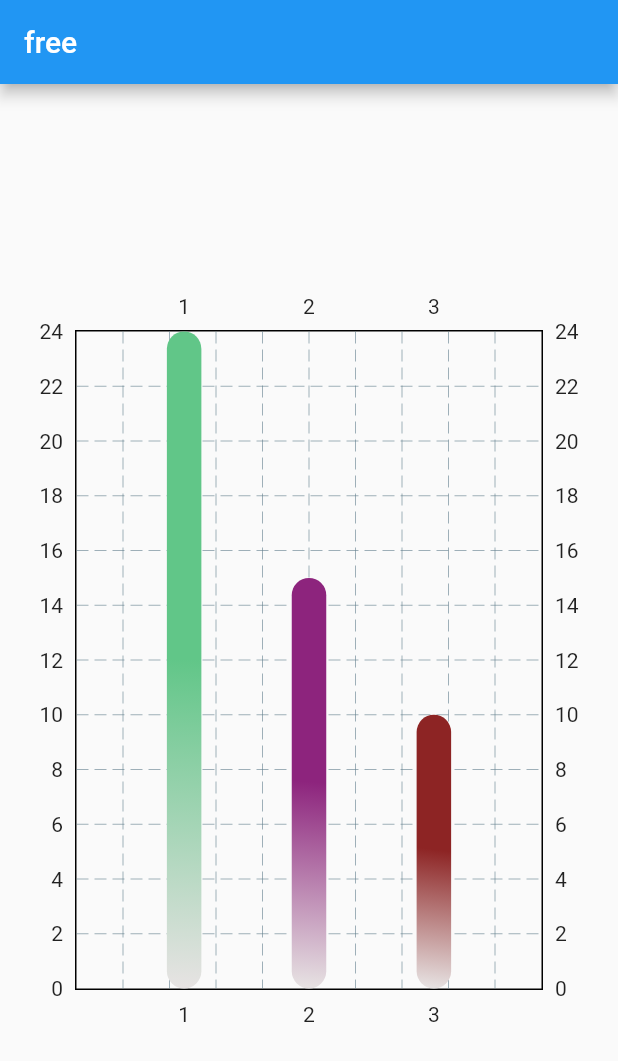
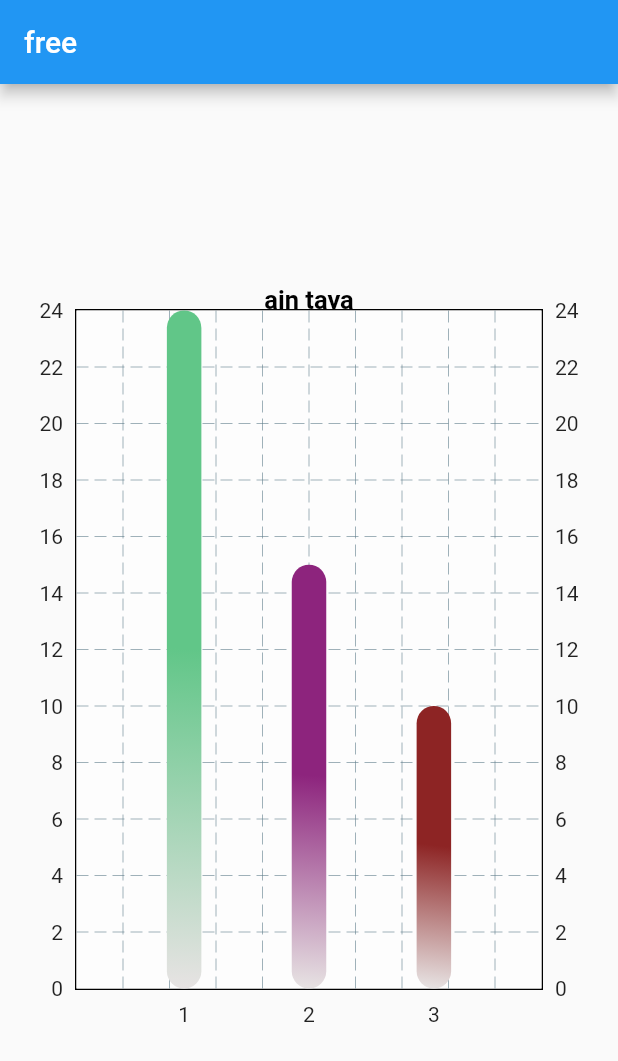
Before and after one commit to developython14/rightedu_mobile_version, a Flutter app: the screen it shows after launch, on a phone screen of 412 x 824 dp. Shown: the top 1061 px of the screen. Run offline on Flutter 3.47's test engine with Material 2 defaults, Android fonts, the light colour scheme and no system bars; drawn by our look-alikes of fl_chart; our stand-ins replace convex_bottom_bar, email_validator, file_picker, flutter_pw_validator, flutter_signin_button, flutter_spinkit and 5 more; missing offline and left inert: awesome_card, dart:ffi.

Commit message:
add some statistics componants

```diff
--- a/lib/profile/navigation_pages/free.dart
+++ b/lib/profile/navigation_pages/free.dart
@@ -137,7 +137,18 @@ class _resumeState extends State<resume> {
               width: 400,
               height: 500,
               child: BarChart(
-                BarChartData(barGroups: [
+                BarChartData(
+                    backgroundColor: Color.fromARGB(255, 253, 253, 253),
+                    titlesData: FlTitlesData(
+                        topTitles: AxisTitles(
+                            axisNameWidget: Text(
+                      'ain taya',
+                      style: TextStyle(
+                          color: Color.fromARGB(255, 0, 0, 0),
+                          fontWeight: FontWeight.bold,
+                          fontSize: 17),
+                    ))),
+                    barGroups: [
                       BarChartGroupData(
                         barRods: [
                           BarChartRodData(
```
Lines whose indentation alone changed are shown as unchanged.
